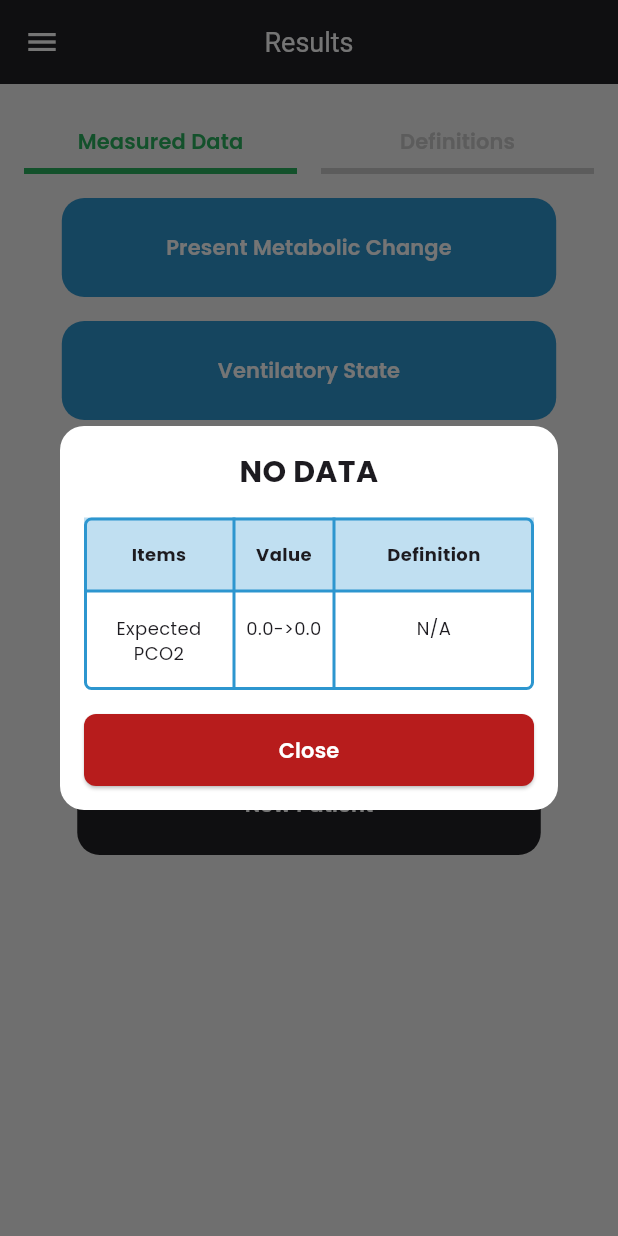
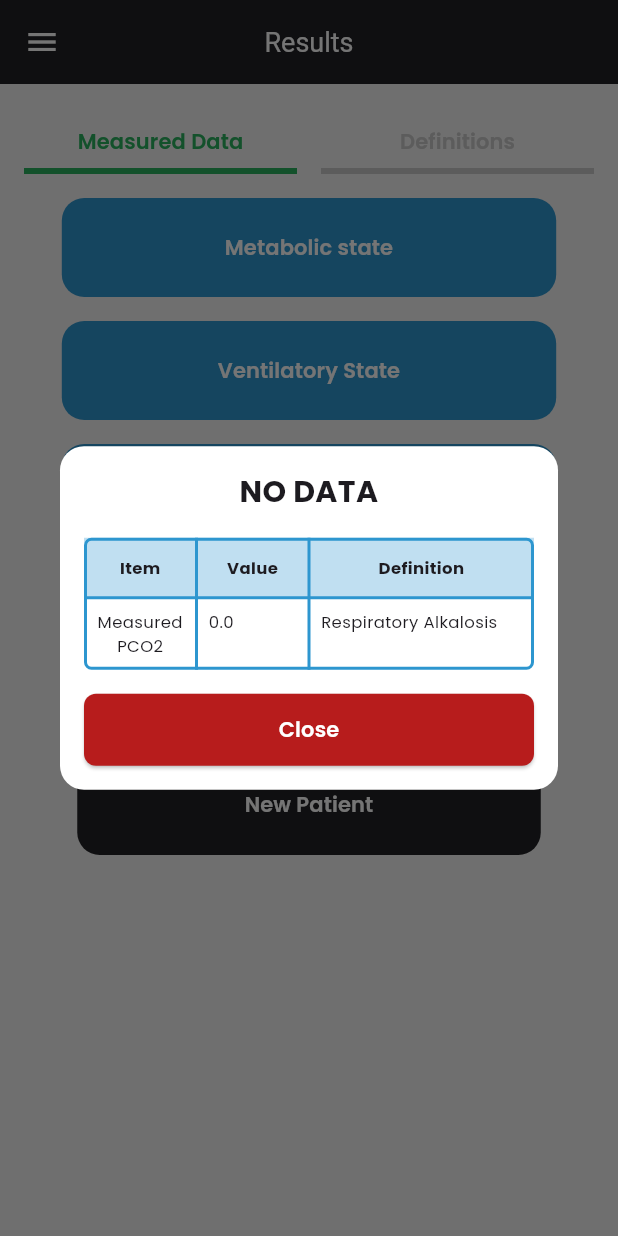
Before and after one commit to ahmed-5036/ABG, a Flutter app: the ResultsDataPage screen opened by its route, after a tap on "Ventilatory State", on a phone screen of 412 x 824 dp. Run offline on Flutter 3.47's test engine with Material 3 defaults, Android fonts, the phone set to English and light mode, and no system bars; our stand-ins replace adaptive_dialog, flutter_riverpod, google_fonts, rflutter_alert, universal_platform; missing offline and left inert: desktop_window.

Commit message:
Fixed primary respiratory insult in follow up abg

```diff
--- a/lib/providers/result/metabolic_result_provider.dart
+++ b/lib/providers/result/metabolic_result_provider.dart
@@ -442,7 +442,7 @@ final Provider<String> followUpABGFinalDiagnosisResultProvider =
           (ref.watch(diagnosisFourthResultProvider).level.$1 ==
               CalculationConstants.noData)
       ? "INCOMPLETE MEASURED ITEMS, PLEASE FILL THE INPUT FIELDS IN ANALYSIS PAGE"
-      : "Patient has ${ref.watch(diagnosisSecondResultProvider)} with ${ref.watch(diagnosisThirdResultProvider)} with ${ref.watch(diagnosisFourthResultProvider).level.$1}";
+      : "Patient has ${ref.watch(diagnosisThirdResultProvider)} with ${ref.watch(diagnosisSecondResultProvider)} and ${ref.watch(diagnosisFourthResultProvider).level.$1}";
 });
 
 // Corrected CL Provider
--- a/lib/views/organism/ventilatory_state_table.dart
+++ b/lib/views/organism/ventilatory_state_table.dart
@@ -11,14 +11,33 @@ class VentilatoryStateTable extends ConsumerWidget {
   @override
   Widget build(BuildContext context, WidgetRef ref) {
     final Size size = MediaQuery.sizeOf(context);
+    final values = ref.watch(inputStateProvider).values;
+    final double pco2 = values['pco2'] ?? 0;
 
-    return SizedBox(
+    // Measured PCO2
+    final String measuredPCO2 = pco2.toStringAsFixed(1);
+
+    // PCO2 Status
+    String pco2Status = '';
+    if (pco2 > 40) {
+      pco2Status = 'Respiratory Acidosis';
+    } else if (pco2 < 40) {
+      pco2Status = 'Respiratory Alkalosis';
+    } else {
+      pco2Status = 'Normocarbia';
+    }
+
+    // Diagnosis 2 (ventilatory)
+    final String diagnosis = ref.watch(diagnosisThirdResultProvider);
+
+    return SingleChildScrollView(
+      child: SizedBox(
         width: size.width * 0.95,
         child: Table(
           columnWidths: const <int, TableColumnWidth>{
             0: FlexColumnWidth(3),
-          1: FlexColumnWidth(2),
-          2: FlexColumnWidth(4),
+            1: FlexColumnWidth(3),
+            2: FlexColumnWidth(6),
           },
           border: TableBorder.all(
               color: AppColors.blue,
@@ -29,68 +48,91 @@ class VentilatoryStateTable extends ConsumerWidget {
                 decoration: BoxDecoration(color: AppColors.blue.withOpacity(0.3)),
                 children: const <Widget>[
                   Padding(
-                  padding: EdgeInsets.symmetric(vertical: 16, horizontal: 8),
+                    padding: EdgeInsets.symmetric(vertical: 12, horizontal: 4),
                     child: Text(
-                    StringConstants.items,
+                      "Item",
                       textAlign: TextAlign.center,
                       style: TextStyle(
                         fontWeight: FontWeight.bold,
-                      fontSize: 12,
+                        fontSize: 11,
                       ),
+                      softWrap: true,
+                      overflow: TextOverflow.visible,
+                      maxLines: null,
                     ),
                   ),
                   Padding(
-                  padding: EdgeInsets.symmetric(vertical: 16, horizontal: 8),
+                    padding: EdgeInsets.symmetric(vertical: 12, horizontal: 4),
                     child: Text(
-                    StringConstants.value,
+                      "Value",
                       textAlign: TextAlign.center,
                       style: TextStyle(
                         fontWeight: FontWeight.bold,
-                      fontSize: 12,
+                        fontSize: 11,
                       ),
+                      softWrap: true,
+                      overflow: TextOverflow.visible,
+                      maxLines: null,
                     ),
                   ),
                   Padding(
-                  padding: EdgeInsets.symmetric(vertical: 16, horizontal: 8),
+                    padding: EdgeInsets.symmetric(vertical: 12, horizontal: 4),
                     child: Text(
-                    StringConstants.definition,
+                      "Definition",
                       textAlign: TextAlign.center,
                       style: TextStyle(
                         fontWeight: FontWeight.bold,
-                      fontSize: 12,
+                        fontSize: 11,
                       ),
+                      softWrap: true,
+                      overflow: TextOverflow.visible,
+                      maxLines: null,
                     ),
                   ),
                 ]),
-
-          // Expected PCO2 Row
-          TableRow(children: <Widget>[
-            const Padding(
-              padding: EdgeInsets.all(16.0),
+            ...[
+              [
+                "Measured PCO2",
+                measuredPCO2,
+                pco2Status,
+              ],
+            ].map((row) => TableRow(children: [
+              Padding(
+                padding: const EdgeInsets.all(8.0),
                 child: Text(
-                "Expected\nPCO2",
+                  row[0],
                   textAlign: TextAlign.center,
-                style: TextStyle(fontSize: 12),
+                  style: const TextStyle(fontSize: 11),
+                  softWrap: true,
+                  overflow: TextOverflow.visible,
+                  maxLines: null,
                 ),
               ),
               Padding(
-              padding: const EdgeInsets.only(top: 16),
+                padding: const EdgeInsets.all(8.0),
                 child: Text(
-                "${ref.watch(expectedPCo2CalculationProvider).toStringAsFixed(1)}->${ref.watch(inputStateProvider).values['pco2']?.toStringAsFixed(1) ?? '0.0'}",
-                textAlign: TextAlign.center,
-                style: const TextStyle(fontSize: 12),
+                  row[1],
+                  textAlign: TextAlign.left,
+                  style: const TextStyle(fontSize: 11),
+                  softWrap: true,
+                  overflow: TextOverflow.visible,
+                  maxLines: null,
                 ),
               ),
               Padding(
-              padding: const EdgeInsets.all(16.0),
+                padding: const EdgeInsets.all(8.0),
                 child: Text(
-                ref.watch(expectedPCo2ResultProvider).level.$1,
-                textAlign: TextAlign.center,
-                style: const TextStyle(fontSize: 12),
+                  row[2],
+                  textAlign: TextAlign.left,
+                  style: const TextStyle(fontSize: 11),
+                  softWrap: true,
+                  overflow: TextOverflow.visible,
+                  maxLines: null,
                 ),
               ),
-          ]),
+            ])).toList(),
           ],
+        ),
       ),
     );
   }
--- a/lib/views/pages/results_data_page.dart
+++ b/lib/views/pages/results_data_page.dart
@@ -132,6 +132,7 @@ class ResultsDataPage extends ConsumerWidget {
                           backgroundColor: Colors.white,
                           child: Padding(
                             padding: const EdgeInsets.all(16.0),
+                            child: SingleChildScrollView(
                               child: Column(
                                 mainAxisSize: MainAxisSize.min,
                                 children: <Widget>[
@@ -163,6 +164,7 @@ class ResultsDataPage extends ConsumerWidget {
                                     ),
                                   ),
                                 ],
+                              ),
                             ),
                           ),
                         ),
@@ -520,9 +522,9 @@ class ResultsDataPage extends ConsumerWidget {
 
     return Column(
       children: <Widget>[
-        // Present Metabolic Change (First Button for Primary Metabolic)
+        // Metabolic state (First Button for Primary Metabolic)
         BorderedButton(
-          label: 'Present Metabolic Change',
+          label: 'Metabolic state',
           color: AppColors.blue,
           verticalPadding: 8,
           action: () {
```
Also changed, not shown: lib/views/organism/oxygenation_state_table.dart (+68 -99 lines), lib/views/organism/present_metabolic_change_table.dart (+137 -152 lines), 5 other files. Lines whose indentation alone changed are shown as unchanged.
